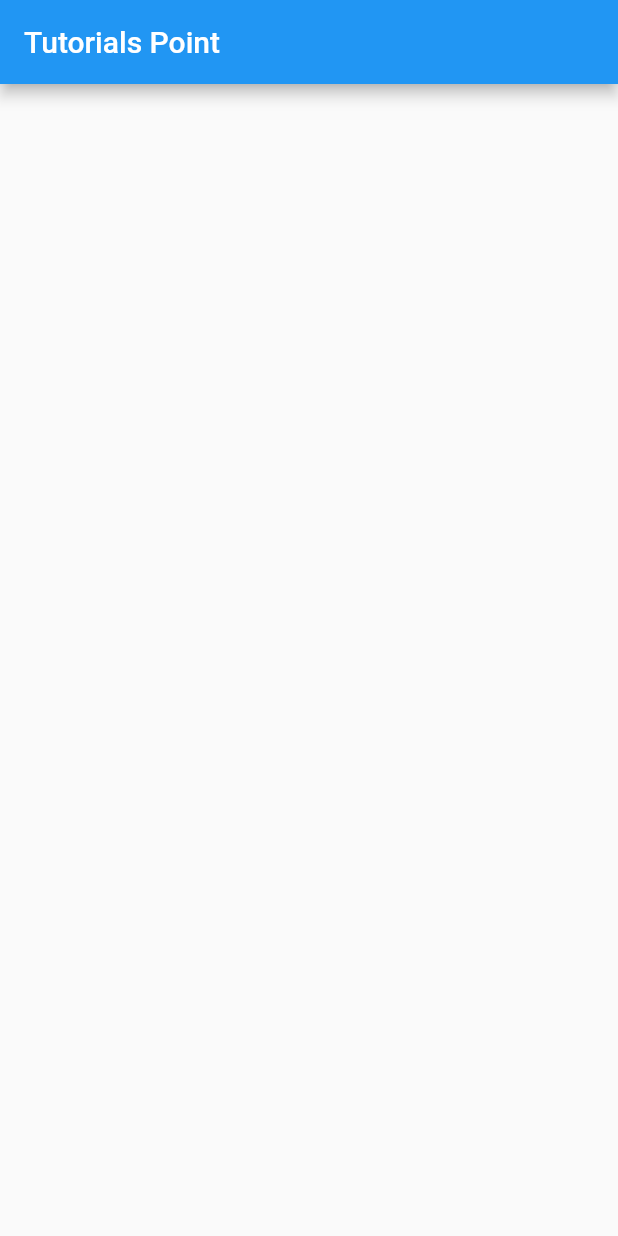
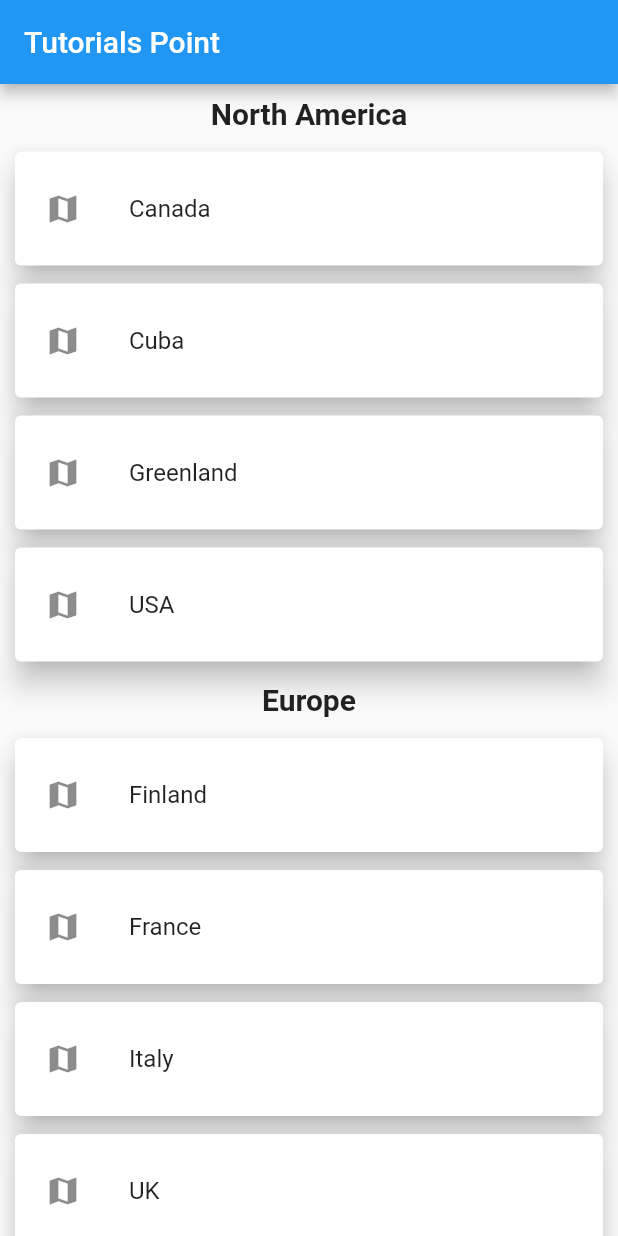
Before and after one commit to azharmarmu/tp_article, a Flutter app: the screen it shows after launch, on a phone screen of 412 x 824 dp. Run offline on Flutter 3.47's test engine with Material 2 defaults, Android fonts, the phone set to English and light mode, and no system bars; drawn by our look-alikes of grouped_list.

Commit message:
grouped_list_example_created

```diff
--- a/lib/home_page.dart
+++ b/lib/home_page.dart
@@ -1,5 +1,23 @@
 import 'package:flutter/material.dart';
+import 'package:grouped_list/grouped_list.dart';
 
+List _items = [
+  {"name": "India",      "continent": "Asia"},
+  {"name": "China",      "continent": "Asia"},
+  {"name": "Indonesia",  "continent": "Asia"},
+  {"name": "Japan",      "continent": "Asia"},
+
+  {"name": "UK",         "continent": "Europe"},
+  {"name": "Finland",    "continent": "Europe"},
+  {"name": "Italy",      "continent": "Europe"},
+  {"name": "France",     "continent": "Europe"},
+
+  {"name": "Canada",     "continent": "North America"},
+  {"name": "USA",        "continent": "North America"},
+  {"name": "Greenland",  "continent": "North America"},
+  {"name": "Cuba",       "continent": "North America"},
+
+];
 class HomePage extends StatelessWidget {
   const HomePage({Key? key}) : super(key: key);
 
@@ -9,7 +27,39 @@ class HomePage extends StatelessWidget {
       appBar: AppBar(
         title: const Text('Tutorials Point'),
       ),
-      body: const SizedBox.shrink(),
+      body: GroupedListView<dynamic, String>(
+        elements: _items,
+        groupBy: (item) => item['continent'],
+        groupComparator: (str1, str2) => str2.compareTo(str1),
+        itemComparator: (item1, item2) => item1['name'].compareTo(item2['name']),
+        order: GroupedListOrder.ASC,
+        useStickyGroupSeparators: true,
+        groupSeparatorBuilder: (String value) => Padding(
+          padding: const EdgeInsets.all(8.0),
+          child: Text(
+            value,
+            textAlign: TextAlign.center,
+            style: const TextStyle(fontSize: 20, fontWeight: FontWeight.bold),
+          ),
+        ),
+        itemBuilder: (c, element) {
+          return Card(
+            elevation: 8.0,
+            margin: const EdgeInsets.symmetric(horizontal: 10.0, vertical: 6.0),
+            child: Container(
+              child: ListTile(
+                contentPadding:
+                const EdgeInsets.symmetric(horizontal: 20.0, vertical: 10.0),
+                leading:const Icon(
+                    Icons.map,
+                     ),
+                title: Text(element['name']),
+              ),
+            ),
+          );
+        },
+
+      ),
     );
   }
 }
--- a/pubspec.yaml
+++ b/pubspec.yaml
@@ -31,6 +31,8 @@ environment:
 dependencies:
   flutter:
     sdk: flutter
+  grouped_list: ^5.1.2
+
 
 
   # The following adds the Cupertino Icons font to your application.
```
Also changed, not shown: pubspec.lock, 2 other files.
